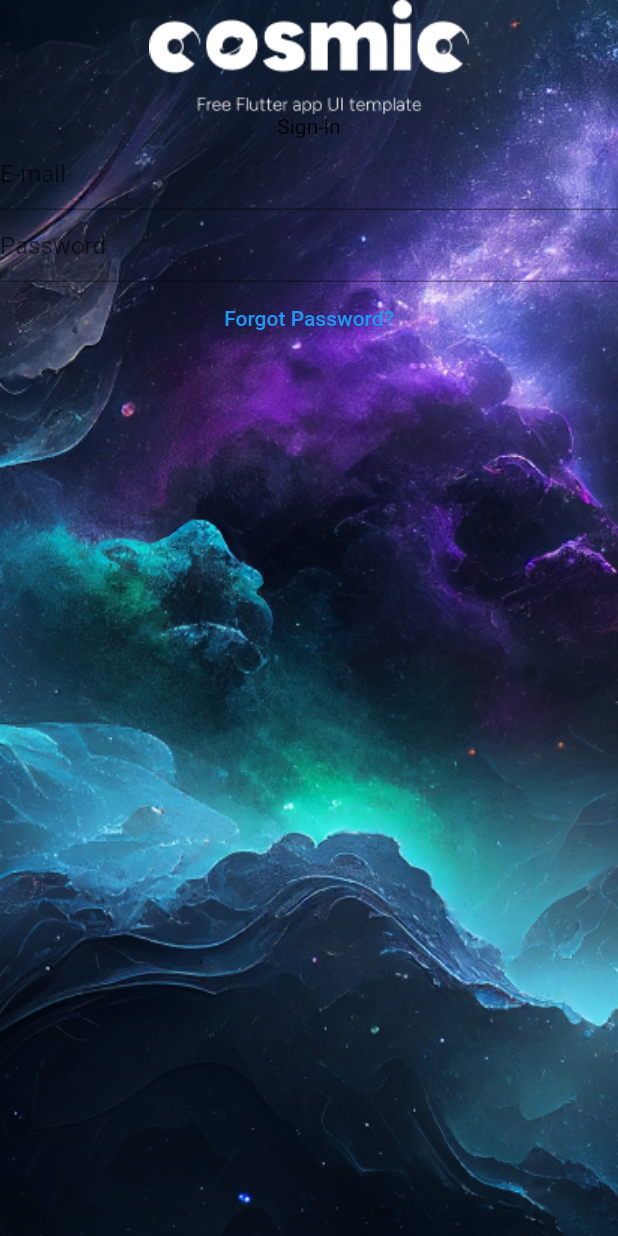
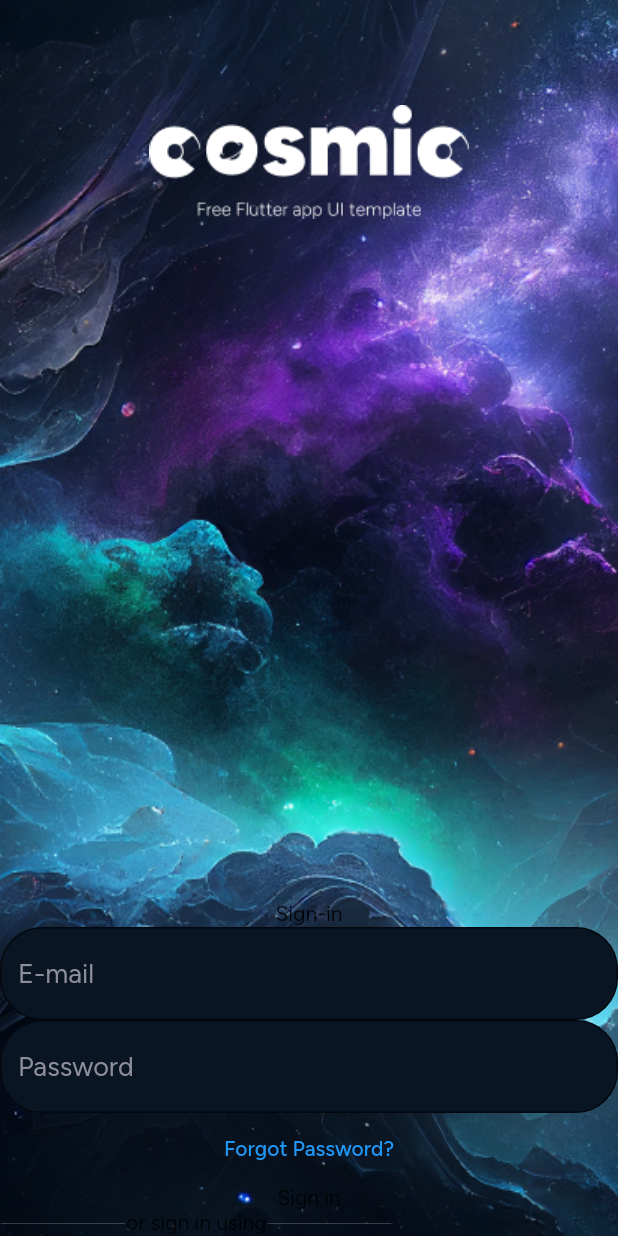
Before and after one commit to raphaelbusquet/Flutter-cosmic_app, a Flutter app: the screen it shows after launch, on a phone screen of 412 x 824 dp. Run offline on Flutter 3.47's test engine with Material 2 defaults, Android fonts, the phone set to English and light mode, and no system bars.

Commit message:
Keep going

```diff
--- a/lib/constants/images.dart
+++ b/lib/constants/images.dart
@@ -1 +1,2 @@
 const String background = 'assets/images/logo.png';
+const String lineImage = 'assets/images/line.png';
--- a/lib/main.dart
+++ b/lib/main.dart
@@ -8,10 +8,34 @@ void main() {
 class MyApp extends StatelessWidget {
   const MyApp({super.key});
 
+  final OutlineInputBorder outlineInputBorder = const OutlineInputBorder(
+    borderRadius: BorderRadius.all(
+      Radius.circular(28),
+    ),
+    borderSide: BorderSide(
+      color: Color(0xff3A3A42),
+    ),
+  );
+
   @override
   Widget build(BuildContext context) {
-    return const MaterialApp(
+    return MaterialApp(
       debugShowCheckedModeBanner: false,
+      theme: ThemeData(
+        fontFamily: "Figtree",
+        inputDecorationTheme: InputDecorationTheme(
+          hintStyle: const TextStyle(
+            color: Color(0xff8D8E99),
+            fontSize: 18,
+          ),
+          filled: true,
+          fillColor: const Color(0xff091522),
+          border: outlineInputBorder,
+          focusedBorder: outlineInputBorder.copyWith(
+            borderSide: const BorderSide(color: Colors.white),
+          ),
+        ),
+      ),
       home: LoginPage(),
     );
   }
--- a/lib/pages/login_page/login_page.dart
+++ b/lib/pages/login_page/login_page.dart
@@ -11,14 +11,19 @@ class LoginPage extends StatelessWidget {
     return Scaffold(
       body: Background(
         child: Column(
+          mainAxisAlignment: MainAxisAlignment.spaceBetween,
           children: [
-            Image.asset(background),
+            Padding(
+              padding: const EdgeInsets.only(top: 70.0),
+              child: Image.asset(background),
+            ),
             Container(
               child: Column(
                 children: [
                 const Text("Sign-in"),
                 TextFormField(
-                  decoration: const InputDecoration(hintText: "E-mail"),
+                  decoration: const InputDecoration(
+                    hintText: "E-mail"),
                 ),
                 TextFormField(
                   decoration: const InputDecoration(hintText: "Password"),
@@ -26,6 +31,16 @@ class LoginPage extends StatelessWidget {
                 TextButton(
                   onPressed: (){},
                   child: const Text("Forgot Password?"),
+                ),
+                Container(
+                  child: Text("Sign in"),
+                ),
+                Row(
+                  children: [
+                    Image.asset(lineImage),
+                    Text("or sign in using"),
+                    Image.asset(lineImage)
+                  ],
                 ),
                 ],
               ),
```
Also changed, not shown: pubspec.yaml (+9 -6 lines), assets/fonts/Figtree-Bold.ttf (added), assets/fonts/Figtree-ExtraBold.ttf (added), assets/fonts/Figtree-Light.ttf (added), assets/fonts/Figtree-Medium.ttf (added), assets/fonts/Figtree-Regular.ttf (added), assets/images/line.png (added).
